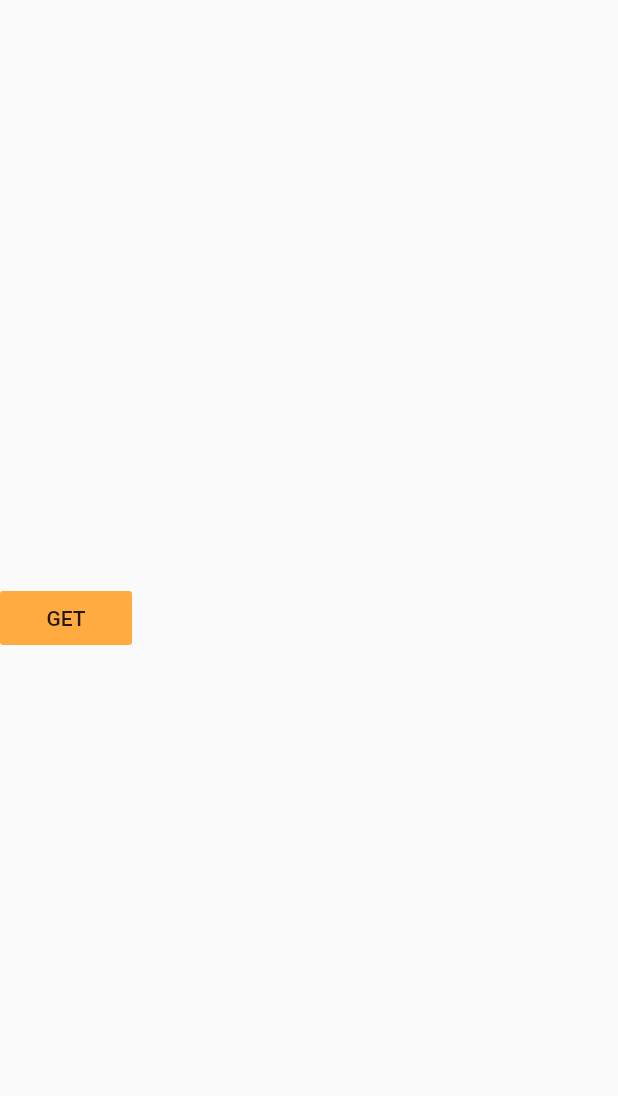
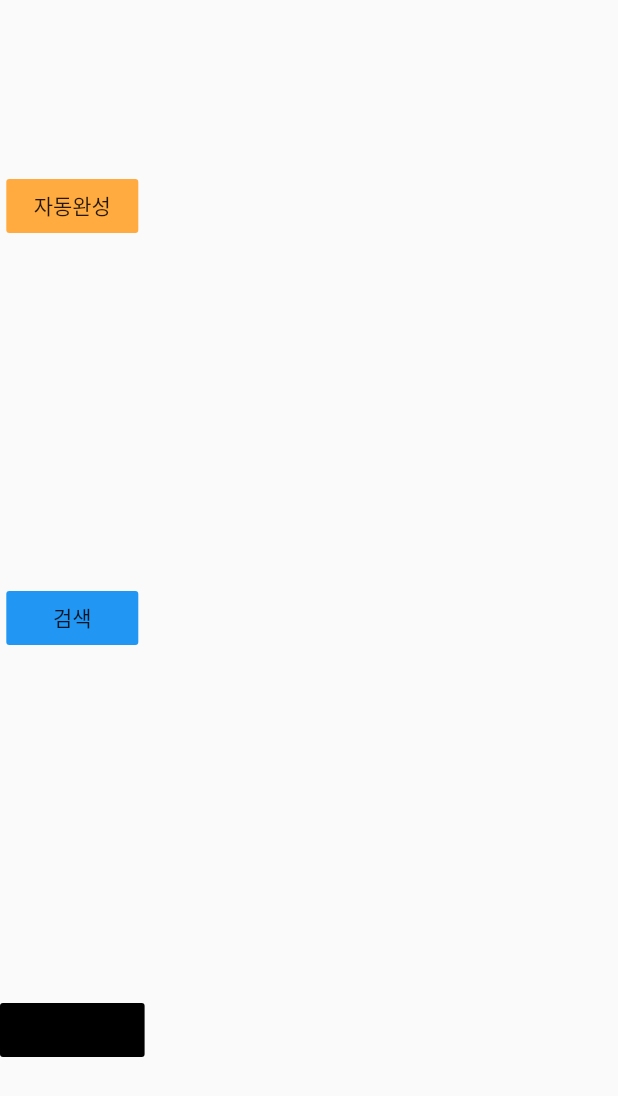
Before and after one commit to shk3029/myfirst, a Flutter app: the screen it shows after launch, on a phone screen of 412 x 824 dp. Shown: the top 1096 px of the screen. Run offline on Flutter 3.47's test engine with Material 2 defaults, Android fonts, the phone set to English and light mode, and no system bars; our stand-ins replace dio, firebase_auth, google_sign_in; accounts and stored records are empty.

Commit message:
메인수정

```diff
--- a/lib/main.dart
+++ b/lib/main.dart
@@ -34,7 +34,19 @@ class MyHomePage extends StatelessWidget {
               onPressed: () {
                 server.getReq();
               },
-            child: Text("GET"))
+              child: Text("자동완성")),
+          FlatButton(
+              color: Colors.blue,
+              onPressed: () {
+                server.getSearchReq();
+              },
+              child: Text("검색")),
+          FlatButton(
+              color: Colors.black,
+              onPressed: () {
+                server.getSearchReq();
+              },
+              child: Text("구글로그인"))
         ],
       ),
     );
@@ -42,6 +54,7 @@ class MyHomePage extends StatelessWidget {
 }
 
 class MainPage extends StatefulWidget {
+
   final String title;
   MainPage(this.title);
 
```
Lines whose indentation alone changed are shown as unchanged.
